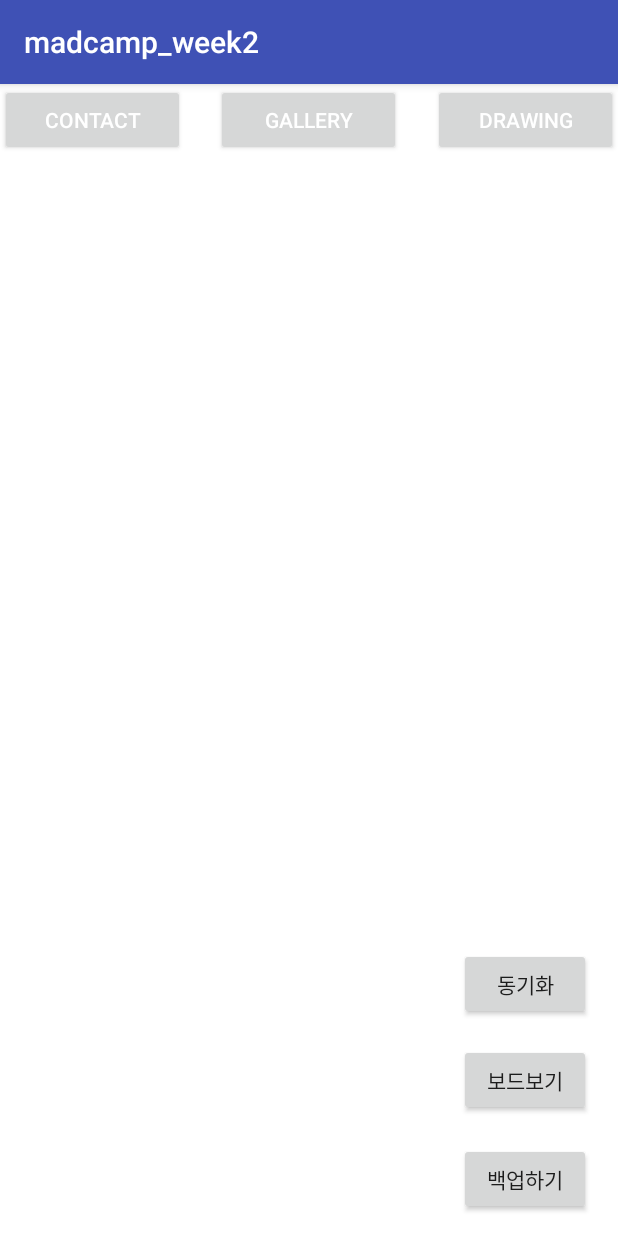
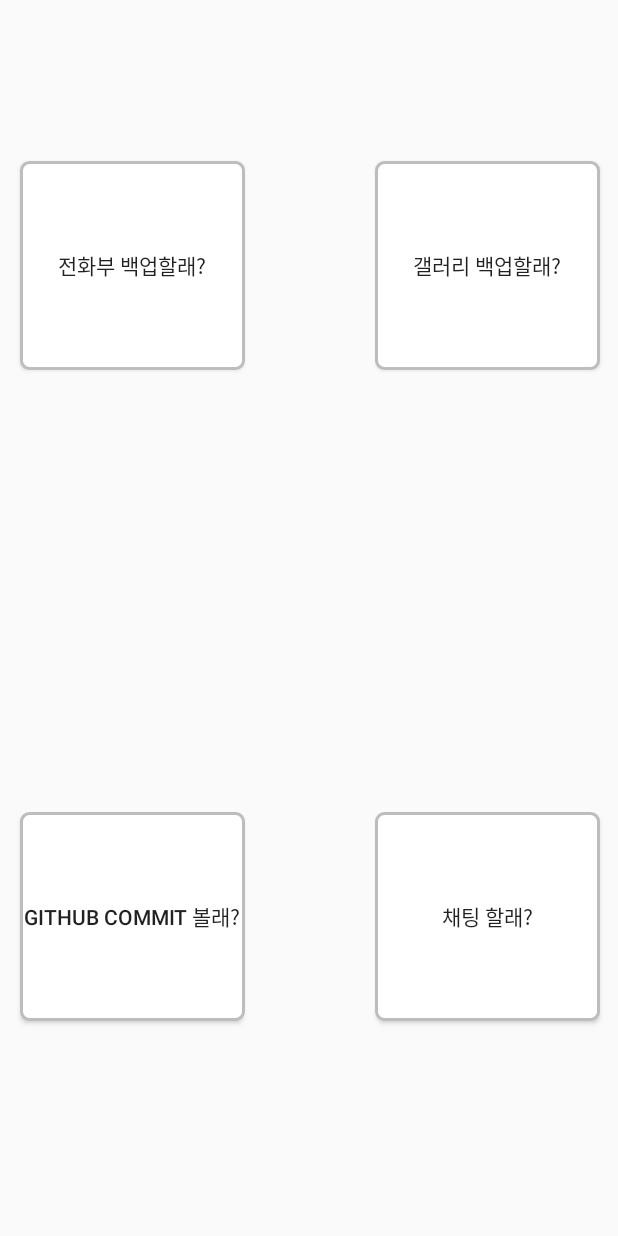
Before and after one commit to jominjimail/2018_Summer_Mad_Week2, an Android app: the screen it shows after launch (MainActivity before the commit, first_screen after it), on a phone screen of 412 x 824 dp. Run offline under Robolectric (Android 15) with nearby library versions, the phone set to English and light mode, and no system bars.

Commit message:
function implementation completed
function implemented

```diff
--- /dev/null
+++ b/facebook_login/app/src/main/java/com/example/q/madcamp_week2/first_screen.java
@@ -0,0 +1,71 @@
+package com.example.q.madcamp_week2;
+
+import android.content.Intent;
+import android.os.Bundle;
+import android.app.Activity;
+import android.view.View;
+import android.widget.Button;
+
+public class first_screen extends Activity {
+
+    Button button1;
+    Button button2;
+    Button button3;
+    Button button4;
+
+
+    @Override
+    protected void onCreate(Bundle savedInstanceState) {
+        super.onCreate(savedInstanceState);
+        setContentView(R.layout.activity_first_screen);
+
+        button1 = (Button)findViewById(R.id.button1);
+        button2 = (Button)findViewById(R.id.button2);
+        button3 = (Button)findViewById(R.id.button3);
+        button4 = (Button)findViewById(R.id.button4);
+
+
+        button1.setOnClickListener(new View.OnClickListener() {
+            @Override
+            public void onClick(View view) {
+                Intent myIntent = new Intent(getApplicationContext(), MainActivity.class);
+                startActivity(myIntent);
+                overridePendingTransition(R.anim.anim_slide_in_right, R.anim.anim_slide_out_left);
+
+            }
+        });
+
+        button2.setOnClickListener(new View.OnClickListener() {
+            @Override
+            public void onClick(View view) {
+                Intent myIntent = new Intent(getApplicationContext(), tap1Activity.class);
+                startActivity(myIntent);
+                overridePendingTransition(R.anim.anim_slide_in_right, R.anim.anim_slide_out_left);
+
+            }
+        });
+
+        button3.setOnClickListener(new View.OnClickListener() {
+            @Override
+            public void onClick(View view) {
+                Intent myIntent = new Intent(getApplicationContext(), tap3Activity.class);
+                startActivity(myIntent);
+                overridePendingTransition(R.anim.anim_slide_in_right, R.anim.anim_slide_out_left);
+
+            }
+        });
+
+        button4.setOnClickListener(new View.OnClickListener() {
+            @Override
+            public void onClick(View view) {
+                Intent myIntent = new Intent(getApplicationContext(), tap4Activity.class);
+                startActivity(myIntent);
+                overridePendingTransition(R.anim.anim_slide_in_right, R.anim.anim_slide_out_left);
+
+            }
+        });
+
+
+    }
+
+}
--- a/facebook_login/app/src/main/java/com/example/q/madcamp_week2/tap3Activity.java
+++ b/facebook_login/app/src/main/java/com/example/q/madcamp_week2/tap3Activity.java
@@ -61,11 +61,7 @@ public class tap3Activity extends AppCompatActivity {
         super.onCreate(savedInstanceState);
         setContentView(R.layout.tap3_layout);
 
-        FirebaseInstanceId.getInstance().getToken();
 
-        if (FirebaseInstanceId.getInstance().getToken() != null) {
-            Log.d(TAG, "token = " + FirebaseInstanceId.getInstance().getToken());
-        }
 
         /*
 
--- /dev/null
+++ b/facebook_login/app/src/main/res/drawable-v24/mybutton.xml
@@ -0,0 +1,14 @@
+<?xml version="1.0" encoding="utf-8"?>
+
+<shape xmlns:android="http://schemas.android.com/apk/res/android"
+    android:shape="rectangle" android:padding="10dp">
+    <solid android:color="#ffff"/>
+    <corners
+        android:bottomRightRadius="5dp"
+        android:bottomLeftRadius="5dp"
+        android:topLeftRadius="5dp"
+        android:topRightRadius="5dp"/>
+    <stroke android:width="2dp"
+        android:color="#BDBDBD"
+        />
+</shape>
--- /dev/null
+++ b/facebook_login/app/src/main/res/layout/activity_first_screen.xml
@@ -0,0 +1,50 @@
+<?xml version="1.0" encoding="utf-8"?>
+<RelativeLayout xmlns:android="http://schemas.android.com/apk/res/android"
+    xmlns:app="http://schemas.android.com/apk/res-auto"
+    xmlns:tools="http://schemas.android.com/tools"
+    android:layout_width="match_parent"
+    android:layout_height="match_parent"
+    tools:context=".first_screen">
+
+    <Button
+        android:id="@+id/button1"
+        android:layout_width="150dp"
+        android:layout_height="139dp"
+
+        android:layout_alignParentStart="true"
+        android:layout_alignParentTop="true"
+
+        android:layout_marginStart="13dp"
+        android:layout_marginTop="107dp"
+        android:background="@drawable/mybutton"
+        android:text="전화부 백업할래?" />
+
+    <Button
+        android:id="@+id/button2"
+        android:layout_width="150dp"
+        android:layout_height="139dp"
+        android:layout_alignParentEnd="true"
+        android:layout_alignTop="@+id/button1"
+        android:layout_marginEnd="12dp"
+        android:background="@drawable/mybutton"
+        android:text="갤러리 백업할래?" />
+
+    <Button
+        android:id="@+id/button3"
+        android:layout_width="150dp"
+        android:layout_height="139dp"
+        android:layout_alignParentBottom="true"
+        android:layout_alignStart="@+id/button1"
+        android:layout_marginBottom="143dp"
+        android:text="github commit 볼래?"
+        android:background="@drawable/mybutton"/>
+
+    <Button
+        android:id="@+id/button4"
+        android:layout_width="150dp"
+        android:layout_height="139dp"
+        android:layout_alignStart="@+id/button2"
+        android:layout_alignTop="@+id/button3"
+        android:text="채팅 할래?"
+        android:background="@drawable/mybutton"/>
+</RelativeLayout>
--- a/facebook_login/app/src/main/res/layout/main_gallery.xml
+++ b/facebook_login/app/src/main/res/layout/main_gallery.xml
@@ -11,7 +11,8 @@
         android:layout_alignParentStart="true"
         android:layout_alignParentTop="true"
         android:text="contact"
-        android:textColor="#ffffff" />
+        android:textColor="#ffffff"
+        android:visibility="invisible"/>
 
     <Button
         android:id="@+id/act2_tap2_btn"
@@ -20,7 +21,8 @@
         android:layout_alignParentTop="true"
         android:layout_centerHorizontal="true"
         android:text="gallery"
-        android:textColor="#ffffff" />
+        android:textColor="#ffffff"
+        android:visibility="invisible"/>
 
     <Button
         android:id="@+id/act2_tap3_btn"
@@ -29,7 +31,8 @@
         android:layout_alignParentEnd="true"
         android:layout_alignParentTop="true"
         android:text="drawing"
-        android:textColor="#ffffff" />
+        android:textColor="#ffffff"
+        android:visibility="invisible"/>
 
     <Button
         android:id="@+id/board"
@@ -38,7 +41,8 @@
         android:layout_alignParentBottom="true"
         android:layout_alignStart="@+id/upload"
         android:layout_marginBottom="80dp"
-        android:text="보드보기" />
+        android:text="보드보기"
+        android:background="@drawable/mybutton"/>
 
     <Button
         android:id="@+id/upload"
@@ -48,7 +52,8 @@
         android:layout_alignParentEnd="true"
         android:layout_marginBottom="14dp"
         android:layout_marginEnd="18dp"
-        android:text="백업하기" />
+        android:text="백업하기"
+        android:background="@drawable/mybutton"/>
 
 
     <Button
@@ -58,15 +63,15 @@
         android:layout_alignParentBottom="true"
         android:layout_alignStart="@+id/board"
         android:layout_marginBottom="144dp"
-        android:text="동기화" />
+        android:text="동기화"
+        android:background="@drawable/mybutton"/>
 
     <ListView
         android:id="@+id/listview"
         android:layout_width="match_parent"
-        android:layout_height="517dp"
+        android:layout_height="match_parent"
         android:layout_alignParentStart="true"
-        android:layout_alignParentTop="true"
-        android:layout_marginTop="50dp" />
+        android:layout_alignParentTop="true" />
 
 
 </RelativeLayout>
--- a/facebook_login/app/src/main/res/layout/tap3_layout.xml
+++ b/facebook_login/app/src/main/res/layout/tap3_layout.xml
@@ -24,7 +24,8 @@
         android:layout_alignParentBottom="true"
         android:layout_centerHorizontal="true"
         android:layout_marginBottom="16dp"
-        android:text="Who commits?" />
+        android:background="@drawable/mybutton"
+        android:text="commits 수 확인하기" />
 
     <EditText
         android:id="@+id/master_text"
--- a/facebook_login/app/src/main/res/values/strings.xml
+++ b/facebook_login/app/src/main/res/values/strings.xml
@@ -3,6 +3,7 @@
     <string name="facebook_app_id">249818435603566</string>
 
     <string name="fb_login_protocol_scheme"> fb249818435603566 </string>
+    <string name="title_activity_first_screen">first_screen</string>
 
 
 </resources>
```
Also changed, not shown: facebook_login/app/src/main/AndroidManifest.xml (+15 -12 lines), facebook_login/app/src/main/java/com/example/q/madcamp_week2/ChatActivity.java (added, +110 -0 lines), facebook_login/app/src/main/java/com/example/q/madcamp_week2/ChatDTO.java (added, +29 -0 lines), facebook_login/app/src/main/java/com/example/q/madcamp_week2/MainActivity.java (+8 -0 lines), facebook_login/app/src/main/java/com/example/q/madcamp_week2/MyFirebaseInstanceIDService.java (+14 -4 lines), facebook_login/app/src/main/java/com/example/q/madcamp_week2/MyFirebaseMessagingService.java (+64 -14 lines), facebook_login/app/src/main/java/com/example/q/madcamp_week2/tap4Activity.java (added, +92 -0 lines), facebook_login/app/src/main/res/layout/activity_chat.xml (added, +46 -0 lines), facebook_login/app/src/main/res/layout/mybutton.xml (added, +14 -0 lines), facebook_login/app/src/main/res/layout/tap1_layout.xml (+16 -8 lines), facebook_login/app/src/main/res/layout/tap4_layout.xml (added, +82 -0 lines).
